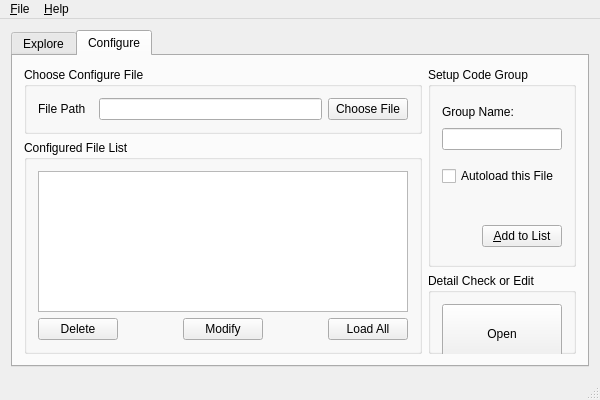
This is mainwindow.ui in Qunero/CodeExploreAssistant as Qt 5 draws it before an edit. The edited form follows.
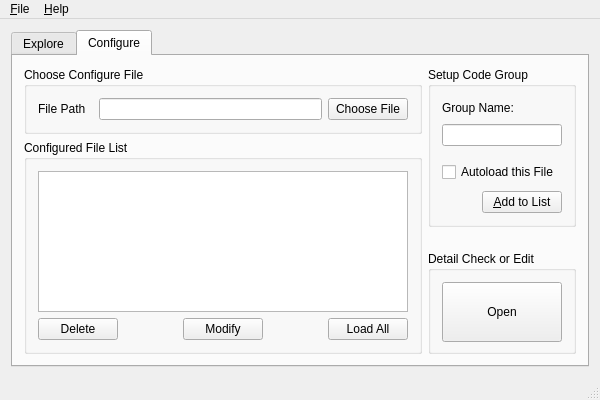
This is the edited form. The open tabs and pages were chosen to show the change.

Commit message: refine ui for Configure Page

What changed in the file:
```diff
--- a/mainwindow.ui
+++ b/mainwindow.ui
@@ -508,7 +508,7 @@
             <property name="minimumSize">
              <size>
               <width>130</width>
-              <height>200</height>
+              <height>160</height>
              </size>
             </property>
             <property name="title">
@@ -598,7 +598,7 @@
                <property name="sizeHint" stdset="0">
                 <size>
                  <width>20</width>
-                 <height>29</height>
+                 <height>3</height>
                 </size>
                </property>
               </spacer>
@@ -666,7 +666,7 @@
             <property name="minimumSize">
              <size>
               <width>80</width>
-              <height>62</height>
+              <height>100</height>
              </size>
             </property>
             <property name="maximumSize">
```
